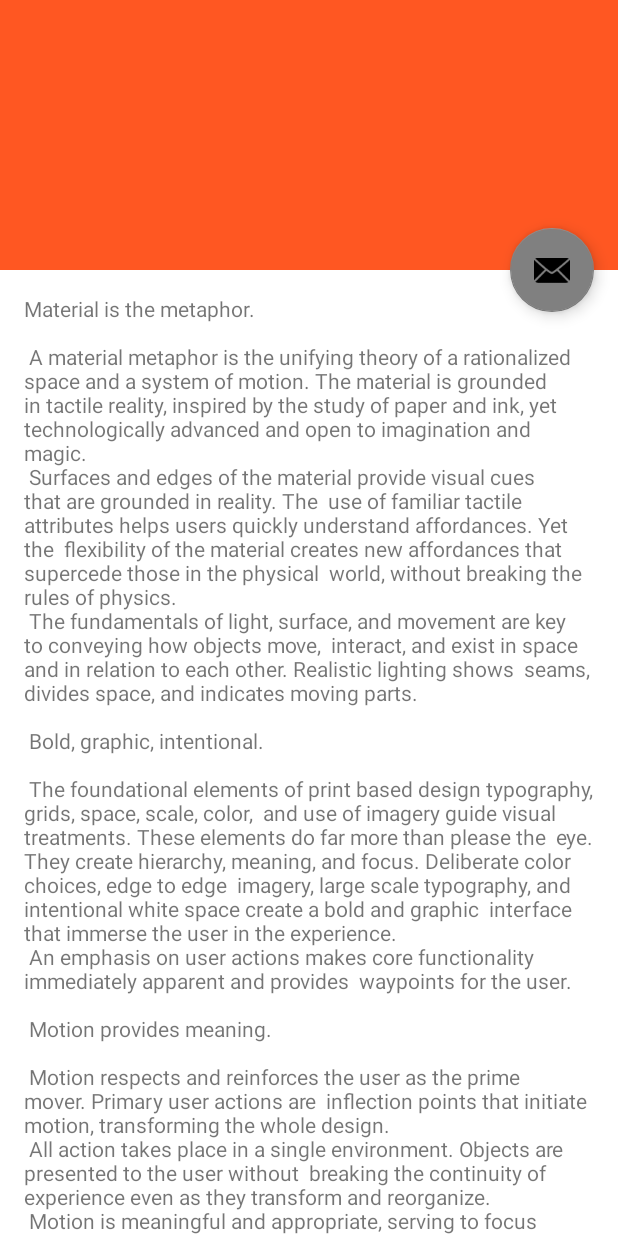
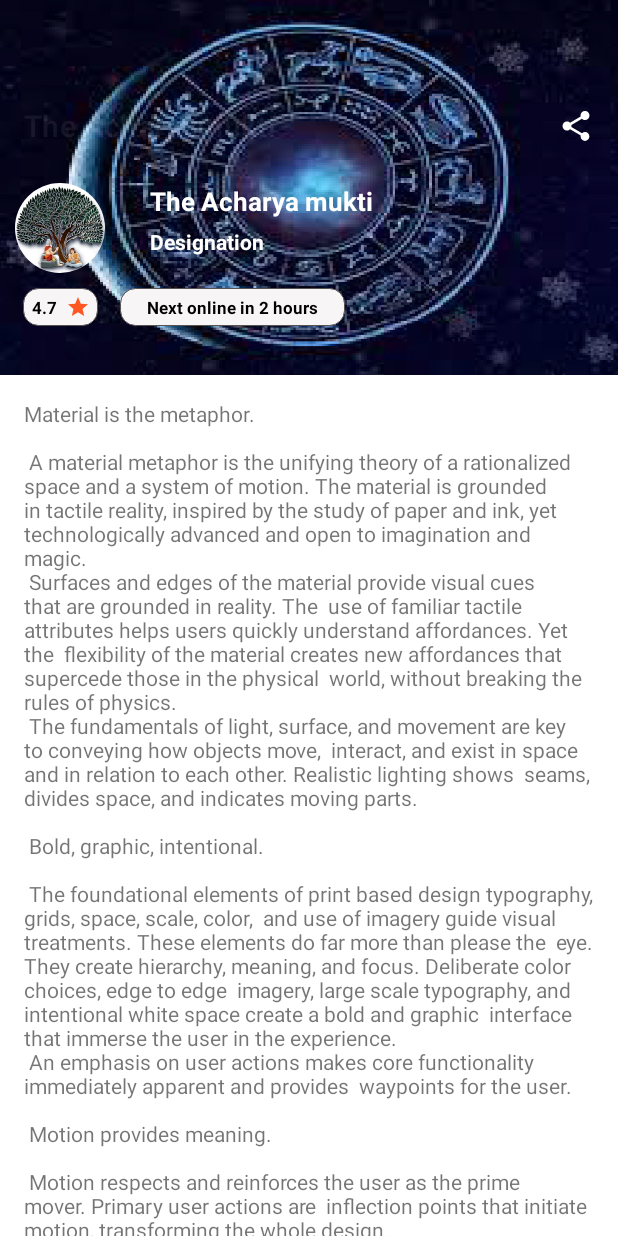
Before and after one commit to XaWork/Acharyamukti_Client, an Android app: the layout activity_astrologer_profile.xml on its own in the app's theme, with its tools: preview values and no code run, on a phone screen of 412 x 824 dp. Run offline under Robolectric (Android 15) with nearby library versions, the phone set to English and light mode, and no system bars.

Commit message:
profile design

```diff
--- a/app/src/main/AndroidManifest.xml
+++ b/app/src/main/AndroidManifest.xml
@@ -10,12 +10,12 @@
         android:supportsRtl="true"
         android:theme="@style/Theme.Acharyamukti">
         <activity
-            android:name=".AstrologerProfile"
+            android:name=".activity.AstrologerProfile"
             android:exported="false"
             android:label="@string/title_activity_astrologer_profile"
             android:theme="@style/Theme.Acharyamukti.NoActionBar" />
         <activity
-            android:name=".Experience"
+            android:name=".activity.Experience"
             android:exported="false" />
         <activity
             android:name=".activity.DashBoardActivity"
--- /dev/null
+++ b/app/src/main/res/drawable/ic_baseline_share_24.xml
@@ -0,0 +1,5 @@
+<vector android:height="24dp" android:tint="@color/white"
+    android:viewportHeight="24" android:viewportWidth="24"
+    android:width="24dp" xmlns:android="http://schemas.android.com/apk/res/android">
+    <path android:fillColor="@android:color/white" android:pathData="M18,16.08c-0.76,0 -1.44,0.3 -1.96,0.77L8.91,12.7c0.05,-0.23 0.09,-0.46 0.09,-0.7s-0.04,-0.47 -0.09,-0.7l7.05,-4.11c0.54,0.5 1.25,0.81 2.04,0.81 1.66,0 3,-1.34 3,-3s-1.34,-3 -3,-3 -3,1.34 -3,3c0,0.24 0.04,0.47 0.09,0.7L8.04,9.81C7.5,9.31 6.79,9 6,9c-1.66,0 -3,1.34 -3,3s1.34,3 3,3c0.79,0 1.5,-0.31 2.04,-0.81l7.12,4.16c-0.05,0.21 -0.08,0.43 -0.08,0.65 0,1.61 1.31,2.92 2.92,2.92 1.61,0 2.92,-1.31 2.92,-2.92s-1.31,-2.92 -2.92,-2.92z"/>
+</vector>
--- a/app/src/main/res/layout/activity_astrologer_profile.xml
+++ b/app/src/main/res/layout/activity_astrologer_profile.xml
@@ -10,39 +10,108 @@
     <com.google.android.material.appbar.AppBarLayout
         android:id="@+id/app_bar"
         android:layout_width="match_parent"
-        android:layout_height="@dimen/app_bar_height"
+        android:layout_height="250dp"
         android:fitsSystemWindows="true"
         android:theme="@style/Theme.Acharyamukti.AppBarOverlay">
 
         <com.google.android.material.appbar.CollapsingToolbarLayout
             android:id="@+id/toolbar_layout"
-            style="@style/Widget.MaterialComponents.Toolbar.Primary"
             android:layout_width="match_parent"
             android:layout_height="match_parent"
+            app:titleEnabled="false"
+            android:background="@drawable/sliderbanner1"
             android:fitsSystemWindows="true"
-            app:contentScrim="?attr/colorPrimary"
             app:layout_scrollFlags="scroll|exitUntilCollapsed"
             app:toolbarId="@+id/toolbar">
 
             <androidx.appcompat.widget.Toolbar
                 android:id="@+id/toolbar"
+                app:title="@string/app_name"
                 android:layout_width="match_parent"
                 android:layout_height="?attr/actionBarSize"
                 app:layout_collapseMode="pin"
-                app:popupTheme="@style/Theme.Acharyamukti.PopupOverlay" />
+                app:popupTheme="@style/Theme.Acharyamukti.PopupOverlay"
+                app:titleTextColor="#12FFFFFF">
 
+                <ImageView
+                    android:id="@+id/someImage"
+                    android:layout_width="56dp"
+                    android:layout_height="wrap_content"
+                    android:layout_gravity="top|end"
+                    android:padding="16dp"
+                    android:src="@drawable/ic_baseline_share_24"
+                    app:layout_collapseMode="pin" />
+            </androidx.appcompat.widget.Toolbar>
+
+            <RelativeLayout
+                android:layout_width="match_parent"
+                android:layout_height="wrap_content">
+
+                <de.hdodenhof.circleimageview.CircleImageView
+                    android:id="@+id/profileImage"
+                    android:layout_width="80dp"
+                    android:layout_height="80dp"
+                    android:layout_marginTop="?actionBarSize"
+                    android:gravity="center_horizontal"
+                    android:padding="10dp"
+                    android:src="@drawable/logo" />
+
+                <TextView
+                    android:id="@+id/profileName"
+                    android:layout_width="wrap_content"
+                    android:layout_height="wrap_content"
+                    android:layout_marginStart="100dp"
+                    android:layout_marginTop="?actionBarSize"
+                    android:paddingTop="10dp"
+                    android:text="The Acharya mukti"
+                    android:textColor="@color/white"
+                    android:textSize="17sp"
+                    android:textStyle="bold" />
+
+                <TextView
+                    android:layout_width="wrap_content"
+                    android:layout_height="wrap_content"
+                    android:layout_below="@+id/profileName"
+                    android:layout_marginStart="100dp"
+                    android:paddingTop="5dp"
+                    android:text="Designation"
+                    android:textColor="@color/white"
+                    android:textSize="14sp"
+                    android:textStyle="bold" />
+
+                <TextView
+                    android:layout_width="50dp"
+                    android:layout_height="25dp"
+                    android:layout_below="@+id/profileImage"
+                    android:layout_marginStart="15dp"
+                    android:background="@drawable/text_bg"
+                    android:drawableEnd="@drawable/ic_baseline_star_24"
+                    android:drawablePadding="5dp"
+                    android:gravity="center"
+                    android:padding="5dp"
+                    android:paddingTop="5dp"
+                    android:text="4.7"
+                    android:textColor="@color/black"
+                    android:textSize="11sp"
+                    android:textStyle="bold" />
+
+                <TextView
+                    android:layout_width="150dp"
+                    android:layout_height="25dp"
+                    android:layout_below="@+id/profileImage"
+                    android:layout_marginStart="80dp"
+                    android:background="@drawable/text_bg"
+                    android:drawablePadding="5dp"
+                    android:gravity="center"
+                    android:padding="5dp"
+                    android:paddingTop="5dp"
+                    android:text="Next online in 2 hours"
+                    android:textColor="@color/black"
+                    android:textSize="11sp"
+                    android:textStyle="bold" />
+            </RelativeLayout>
         </com.google.android.material.appbar.CollapsingToolbarLayout>
     </com.google.android.material.appbar.AppBarLayout>
 
     <include layout="@layout/content_scrolling" />
-
-    <com.google.android.material.floatingactionbutton.FloatingActionButton
-        android:id="@+id/fab"
-        android:layout_width="wrap_content"
-        android:layout_height="wrap_content"
-        android:layout_marginEnd="@dimen/fab_margin"
-        app:layout_anchor="@id/app_bar"
-        app:layout_anchorGravity="bottom|end"
-        app:srcCompat="@android:drawable/ic_dialog_email" />
-
 </androidx.coordinatorlayout.widget.CoordinatorLayout>
--- a/app/src/main/res/values/strings.xml
+++ b/app/src/main/res/values/strings.xml
@@ -1,5 +1,5 @@
 <resources>
-    <string name="app_name">Acharyamukti</string>
+    <string name="app_name">The Acharyamukti</string>
     <string name="text_name1">Welcome to theacharyamukti</string>
     <string name="text_name2">Please enter your mobile number to Login/Signup</string>
     <string name="text_name3">+91</string>
--- a/build.gradle
+++ b/build.gradle
@@ -1,7 +1,7 @@
 // Top-level build file where you can add configuration options common to all sub-projects/modules.
 plugins {
-    id 'com.android.application' version '7.1.3' apply false
-    id 'com.android.library' version '7.1.3' apply false
+    id 'com.android.application' version '7.2.0' apply false
+    id 'com.android.library' version '7.2.0' apply false
 }
 
 task clean(type: Delete) {
```
Also changed, not shown: app/build.gradle (+8 -8 lines), app/src/main/java/com/acharyamukti/activity/AstrologerProfile.java (+11 -18 lines), app/src/main/java/com/acharyamukti/ui/home/HomeFragment.java (+19 -2 lines), app/src/main/res/layout/activity_splace.xml (+4 -4 lines), app/src/main/res/drawable/bg.jpg (added), gradle/wrapper/gradle-wrapper.properties.
